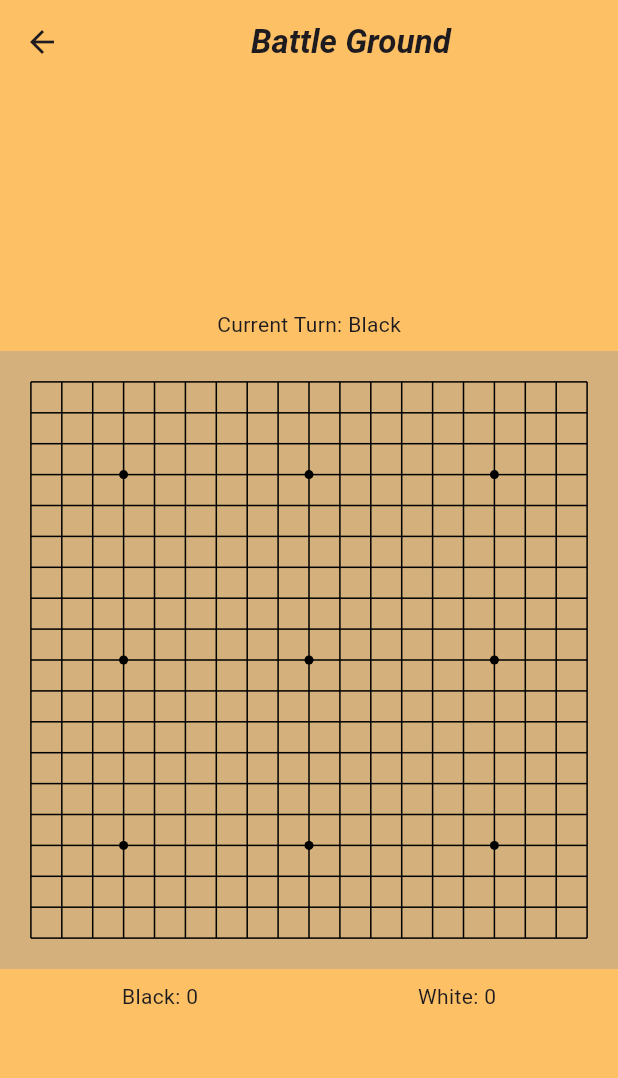
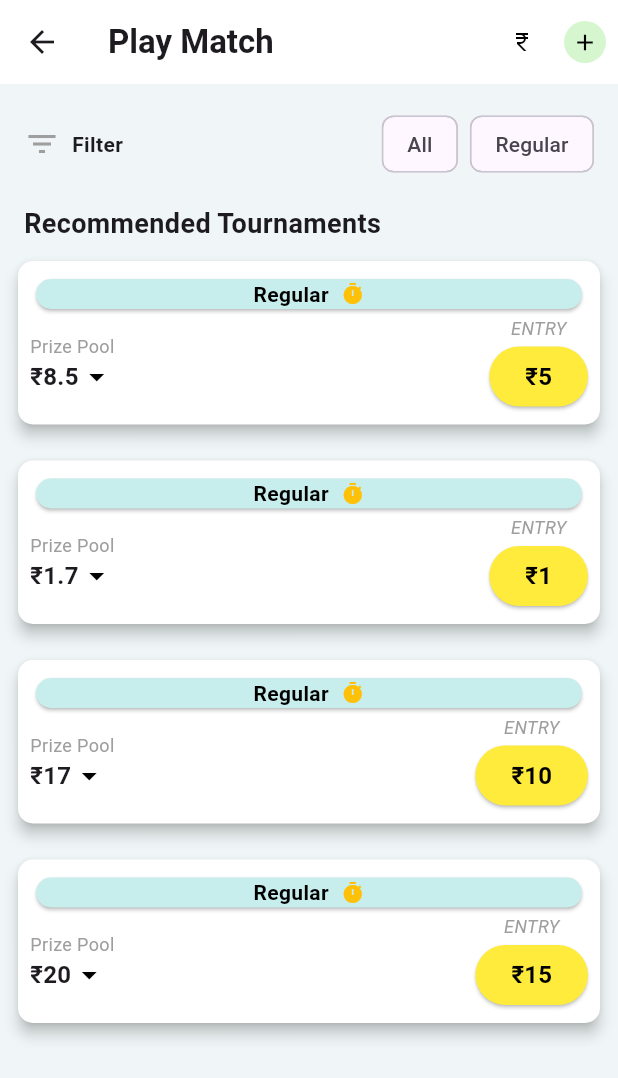
Before and after one commit to hisushanta/playgo, a Flutter app: the screen it shows once a user with an empty profile is signed in, after a tap on "Start Match", on a phone screen of 412 x 824 dp. Shown: the top 1078 px of the screen. Run offline on Flutter 3.47's test engine with Material 3 defaults, Android fonts, the phone set to English and light mode, and no system bars; our stand-ins replace cloud_firestore, firebase_auth, firebase_core, firebase_storage, image_picker, permission_handler; missing offline and left inert: firebase_ui_auth; accounts and stored records are empty.

```diff
--- a/playgo/lib/pages/home.dart
+++ b/playgo/lib/pages/home.dart
@@ -3,6 +3,8 @@ import 'package:flutter/material.dart';
 import 'package:playgo/main.dart';
 import 'playgame.dart';
 import 'about_pages.dart';
+import 'fund_page.dart';
+import 'tournament_page.dart';
 
 final userId = FirebaseAuth.instance.currentUser!.uid;
 
@@ -105,7 +107,8 @@ class GoGameHomePage extends StatelessWidget {
               Text("PlayGo",style: TextStyle(color: Colors.white,fontStyle: FontStyle.italic,fontWeight: FontWeight.bold),)
             ],
           ),
-          Row(
+          GestureDetector(
+            child: Row(
           mainAxisAlignment: MainAxisAlignment.end,
           children: [
             SizedBox(width: 16),
@@ -122,6 +125,10 @@ class GoGameHomePage extends StatelessWidget {
             ),
           ],
         ),
+        onTap: (){
+          Navigator.push(context, MaterialPageRoute(builder: (context) =>  AddCashPage()));
+        },
+          ),
           ],
         ),
       ),
@@ -171,7 +178,7 @@ class GoGameHomePage extends StatelessWidget {
                           onPressed: () {
                             Navigator.push(
                             context,
-                            MaterialPageRoute(builder: (context) => const GoBoard(size: 19)),);
+                            MaterialPageRoute(builder: (context) =>  GameTournamentPage()),);
                           },
                           child: Padding(
                             padding: EdgeInsets.symmetric(horizontal: 40, vertical: 10),
--- /dev/null
+++ b/playgo/lib/pages/tournament_page.dart
@@ -0,0 +1,169 @@
+import 'package:flutter/material.dart';
+import 'package:playgo/main.dart';
+import 'fund_page.dart';
+
+class GameTournamentPage extends StatelessWidget {
+  @override
+  Widget build(BuildContext context) {
+    return Scaffold(
+      backgroundColor: const Color.fromARGB(255, 240, 246, 247),
+      appBar: AppBar(
+        title: Text('Play Match', style: TextStyle(fontWeight: FontWeight.bold)),
+        backgroundColor: Colors.white,
+        actions: [
+          Padding(
+            padding: const EdgeInsets.all(8.0),
+            child: GestureDetector(
+            child: Row(
+          mainAxisAlignment: MainAxisAlignment.end,
+          children: [
+            SizedBox(width: 12),
+            Icon(Icons.currency_rupee, color: Colors.black,size: 16.0,),
+            Text(
+              '${info!.userProfile[info!.uuid]!['fund']}',
+              style: TextStyle(color: Colors.black),
+            ),
+            SizedBox(width: 20),
+            CircleAvatar(
+              backgroundColor: const Color.fromARGB(255, 213, 246, 206),
+              radius: 14,
+              child: Icon(Icons.add, color: Colors.black, size: 18),
+            ),
+          ],
+        ),
+        onTap: (){
+          Navigator.push(context, MaterialPageRoute(builder: (context) =>  AddCashPage()));
+        },
+          ),
+          ),
+        ],
+      ),
+      body: SingleChildScrollView(
+        child: Column(
+          crossAxisAlignment: CrossAxisAlignment.start,
+          children: [
+            // Filters
+            Padding(
+              padding: const EdgeInsets.all(16.0),
+              child: Row(
+                mainAxisAlignment: MainAxisAlignment.spaceBetween,
+                children: [
+                  Row(
+                    children: [
+                      Icon(Icons.filter_list, color: Colors.grey),
+                      SizedBox(width: 8),
+                      Text('Filter', style: TextStyle(fontWeight: FontWeight.bold)),
+                    ],
+                  ),
+                  Row(
+                    children: [
+                      FilterChip(label: Text('All'), onSelected: (val) {}),
+                      SizedBox(width: 8),
+                      FilterChip(label: Text('Regular'), onSelected: (val) {}),
+                    ],
+                  ),
+                ],
+              ),
+            ),
+
+            // Recommended Tournaments Header
+            Padding(
+              padding: const EdgeInsets.symmetric(horizontal: 16.0),
+              child: Text(
+                'Recommended Tournaments',
+                style: TextStyle(fontSize: 18, fontWeight: FontWeight.bold),
+              ),
+            ),
+
+            // Tournament List
+            ListView.builder(
+              physics: NeverScrollableScrollPhysics(),
+              shrinkWrap: true,
+              itemCount: 4,
+              itemBuilder: (context, index) => buildTournamentTile(index),
+            ),
+          ],
+        ),
+      ),
+    );
+  }
+
+  Widget buildTournamentTile(int index) {
+    final prizePools = ['₹8.5', '₹1.7', '₹17', '₹20'];
+    final entries = ['₹5', '₹1', '₹10', '₹15'];
+
+    return Padding(
+      padding: const EdgeInsets.all(8.0),
+      child: Card(
+        color: Colors.white,
+        shape: RoundedRectangleBorder(borderRadius: BorderRadius.circular(10)),
+        elevation: 4,
+        child: Padding(
+          padding: const EdgeInsets.all(8.0),
+          child:Column(
+            children: [
+              Card (
+              color: const Color.fromARGB(255, 199, 237, 236),
+                child:Row(
+                mainAxisAlignment: MainAxisAlignment.center,
+                children: [
+                  Row(
+                    children: [
+                      Text('Regular', style: TextStyle(fontWeight: FontWeight.bold, color: Colors.black)),
+                      SizedBox(width: 8),
+                      Icon(Icons.timer, size: 16, color: Colors.amber),
+                    ],
+                  ),
+                ],
+              ),
+              ),
+              // SizedBox(height: 8),
+              Row(
+                mainAxisAlignment: MainAxisAlignment.spaceBetween,
+                children: [
+                  Column(
+                    crossAxisAlignment: CrossAxisAlignment.start,
+                    children: [
+                      Text('Prize Pool', style: TextStyle(fontSize: 12, color: Colors.grey)),
+                      Row(
+                        children: [
+                          Text(
+                            prizePools[index],
+                            style: TextStyle(fontSize: 16, fontWeight: FontWeight.bold),
+                          ),
+                          Icon(Icons.arrow_drop_down, color: Colors.black),
+                        ],
+                      ),
+                    ],
+                  ),
+                  Column(
+                    crossAxisAlignment: CrossAxisAlignment.center,
+                    children: [
+                      Text('ENTRY', style: TextStyle(fontSize: 12, color: Colors.grey,fontStyle: FontStyle.italic)),
+                      ElevatedButton(
+                        onPressed: () {},
+                        style: ElevatedButton.styleFrom(
+                          backgroundColor: Colors.yellow,
+                          foregroundColor: Colors.black,
+
+                          shape: RoundedRectangleBorder(
+                            borderRadius: BorderRadius.circular(20),
+                          ),
+                        ),
+                        child: Text(
+                          entries[index],
+                          style: TextStyle(fontWeight: FontWeight.bold, fontSize: 16),
+                        ),
+                      ),
+                    ],
+                  ),
+                ],
+              ),
+
+            ],
+          ),
+        ),
+      ),
+    );
+  }
+}
```
Also changed, not shown: playgo/lib/pages/fund_page.dart (added, +156 -0 lines).
